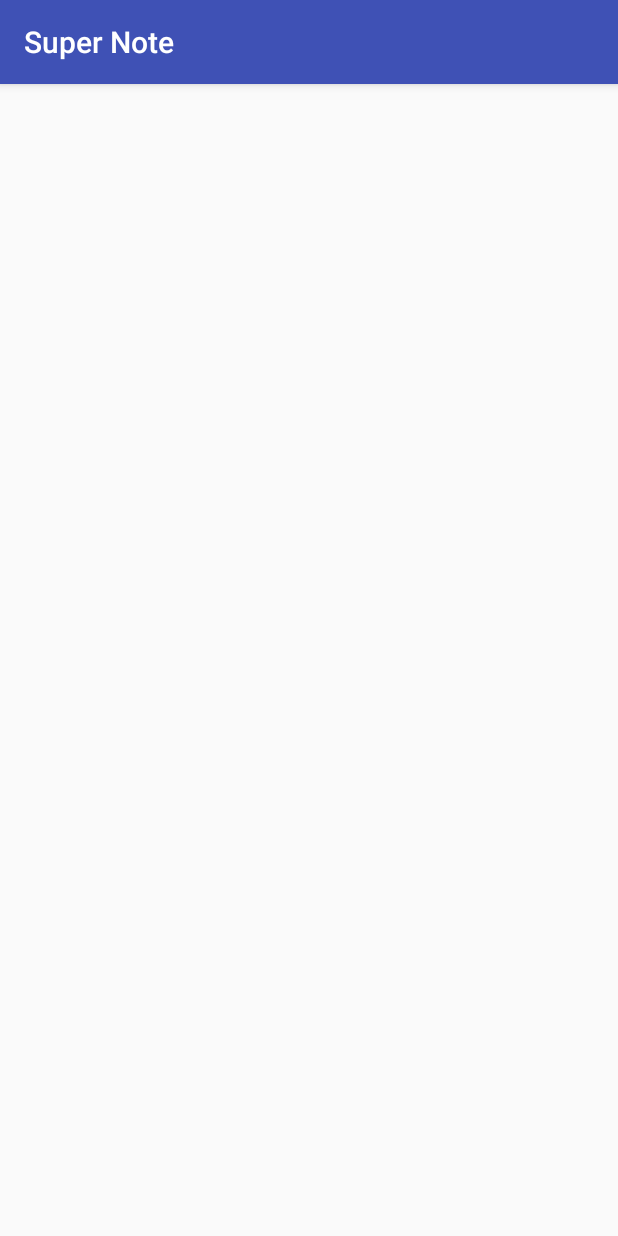
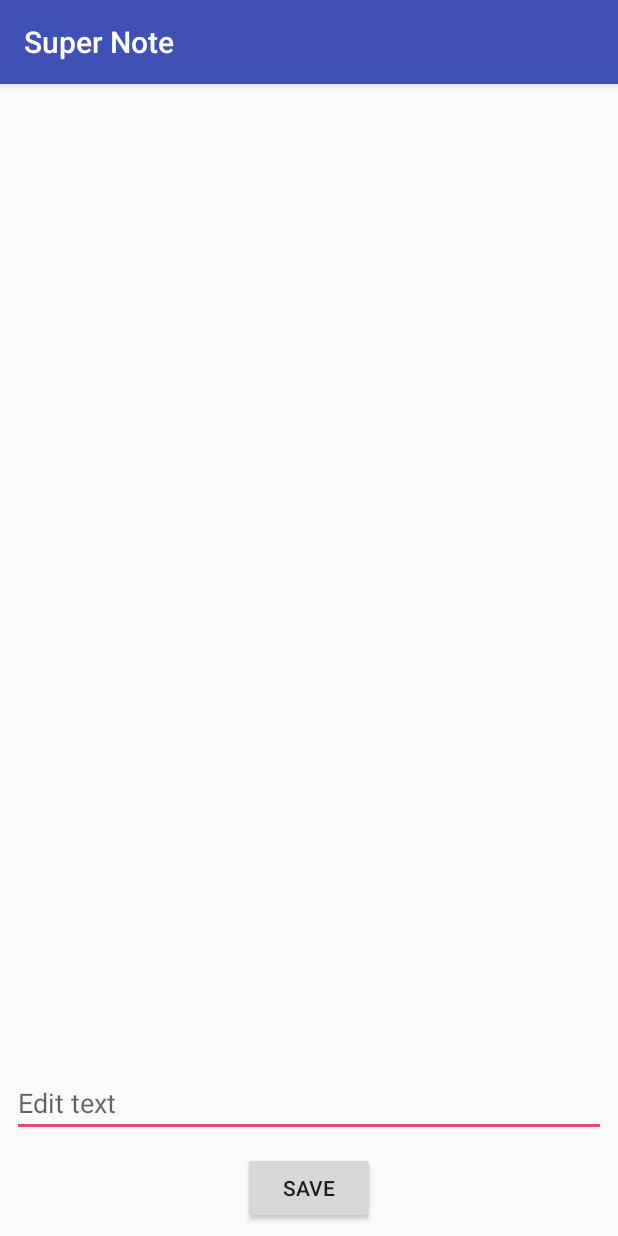
Before and after one commit to Draketheb4dass/Super-Note, an Android app: the EditItemActivity screen opened directly, with no data from a screen before it, on a phone screen of 412 x 824 dp. Run offline under Robolectric (Android 15) with nearby library versions, the phone set to English and light mode, and no system bars.

Commit message:
Text editing feature added If text empty, text are rejected

```diff
--- a/app/src/main/java/com/realty/drake/supernote/EditItemActivity.java
+++ b/app/src/main/java/com/realty/drake/supernote/EditItemActivity.java
@@ -1,13 +1,41 @@
 package com.realty.drake.supernote;
 
+import android.content.Intent;
 import android.support.v7.app.AppCompatActivity;
 import android.os.Bundle;
+import android.view.View;
+import android.widget.EditText;
+import android.widget.Toast;
 
 public class EditItemActivity extends AppCompatActivity {
+
 
     @Override
     protected void onCreate(Bundle savedInstanceState) {
         super.onCreate(savedInstanceState);
         setContentView(R.layout.activity_edit_item);
+
+        String textBody = getIntent().getStringExtra("textBody");
+        //int code = getIntent().getIntExtra("code", 0);
+        EditText etBody = (EditText) findViewById(R.id.editText);
+        etBody.setText(textBody);
+        etBody.setSelection(etBody.getText().length());
+
+    }
+
+    public void onSubmit(View v) {
+        EditText etBody = (EditText) findViewById(R.id.editText);
+        int position = getIntent().getIntExtra("position", 0);
+
+        if (!etBody.getText().toString().equals("")) { //If field is empty reject adding
+            Intent data = new Intent();
+            // Pass relevant data back as a result
+            data.putExtra("textBody", etBody.getText().toString());
+            data.putExtra("code", 123);
+            data.putExtra("position", position);
+            // Activity finished ok, return the data
+            setResult(RESULT_OK, data);
+            finish();
+        } else Toast.makeText(this, "Text field is empty ", Toast.LENGTH_SHORT).show();
     }
 }
--- a/app/src/main/res/layout/activity_edit_item.xml
+++ b/app/src/main/res/layout/activity_edit_item.xml
@@ -6,4 +6,33 @@
     android:layout_height="match_parent"
     tools:context=".EditItemActivity">
 
+    <EditText
+        android:id="@+id/editText"
+        android:layout_width="match_parent"
+        android:layout_height="431dp"
+        android:layout_marginBottom="10dp"
+        android:layout_marginEnd="8dp"
+        android:layout_marginLeft="8dp"
+        android:layout_marginRight="8dp"
+        android:layout_marginStart="8dp"
+        android:ems="10"
+        android:gravity="bottom"
+        android:scrollbars="vertical"
+        android:hint="@string/edit_text"
+        android:inputType="textMultiLine"
+        app:layout_constraintBottom_toTopOf="@+id/btnSave"
+        app:layout_constraintEnd_toEndOf="parent"
+        app:layout_constraintHorizontal_bias="1.0"
+        app:layout_constraintStart_toStartOf="parent" />
+
+    <Button
+        android:id="@+id/btnSave"
+        android:layout_width="wrap_content"
+        android:layout_height="wrap_content"
+        android:layout_marginBottom="8dp"
+        android:onClick="onSubmit"
+        android:text="@string/save"
+        app:layout_constraintBottom_toBottomOf="parent"
+        app:layout_constraintEnd_toEndOf="parent"
+        app:layout_constraintStart_toStartOf="parent" />
 </android.support.constraint.ConstraintLayout>
--- a/app/src/main/res/layout/activity_main.xml
+++ b/app/src/main/res/layout/activity_main.xml
@@ -28,6 +28,7 @@
         android:id="@+id/lvItems"
         android:layout_width="368dp"
         android:layout_height="440dp"
+        android:scrollbars="vertical"
         app:layout_constraintBottom_toBottomOf="parent"
         app:layout_constraintEnd_toEndOf="parent"
         app:layout_constraintStart_toStartOf="parent"
--- a/app/src/main/res/values/strings.xml
+++ b/app/src/main/res/values/strings.xml
@@ -2,4 +2,6 @@
     <string name="app_name">Super Note</string>
     <string name="add">Add</string>
     <string name="add_item">Add a new item...</string>
+    <string name="edit_text">Edit text</string>
+    <string name="save">SAVE</string>
 </resources>
```
Also changed, not shown: app/src/main/java/com/realty/drake/supernote/MainActivity.java (+41 -3 lines), 1 other file.
